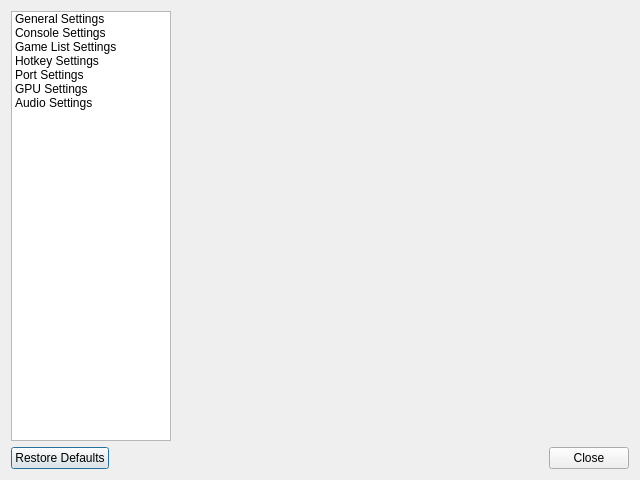
Before: the Qt Designer form src/duckstation-qt/settingsdialog.ui in kofxi3584karlayang/duckstation, drawn with Qt 5.
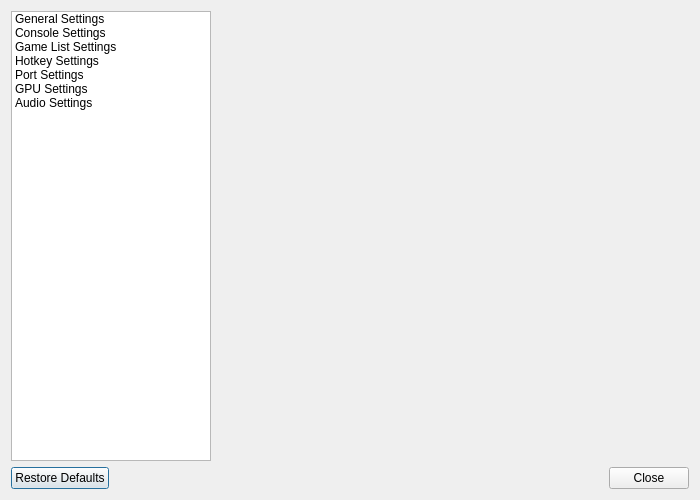
After: the same form once the commit is applied. Icons and pictures are not drawn.

Commit message: Qt: Increase default size of settings dilaog

```diff
--- a/src/duckstation-qt/settingsdialog.ui
+++ b/src/duckstation-qt/settingsdialog.ui
@@ -9,8 +9,8 @@
    <rect>
     <x>0</x>
     <y>0</y>
-    <width>640</width>
-    <height>480</height>
+    <width>700</width>
+    <height>500</height>
    </rect>
   </property>
   <property name="windowTitle">
@@ -30,7 +30,7 @@
       <widget class="QListWidget" name="settingsCategory">
        <property name="maximumSize">
         <size>
-         <width>160</width>
+         <width>200</width>
          <height>16777215</height>
         </size>
        </property>
```
